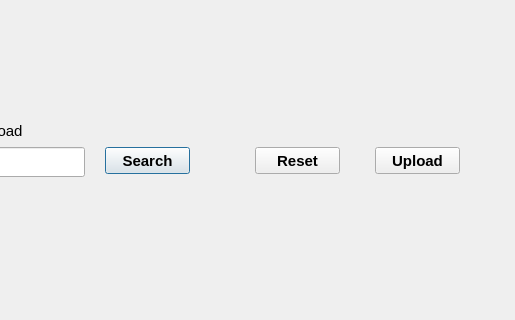
Old version of the form gui_data/frm_bulk_card_import.ui in the repository kowmang/Eqsl_Program; both pictures show x 285 to 800 and y 193 to 513 of the 800 by 600 pixel window.
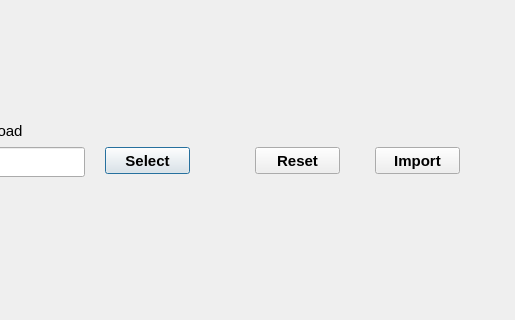
New version of the form.

Commit message: added image bulk import into database

Diff of the .ui file:
```diff
--- a/gui_data/frm_bulk_card_import.ui
+++ b/gui_data/frm_bulk_card_import.ui
@@ -29,7 +29,7 @@
     </font>
    </property>
    <property name="text">
-    <string>Search</string>
+    <string>Select</string>
    </property>
   </widget>
   <widget class="QPushButton" name="btn_upload_bulkcard">
@@ -48,7 +48,7 @@
     </font>
    </property>
    <property name="text">
-    <string>Upload</string>
+    <string>Import</string>
    </property>
   </widget>
   <widget class="QPushButton" name="btn_reset_bulkcard">
```
Left out of the diff: 6 changed lines with no effect on the pictures. The commit also changes 6 other files.
